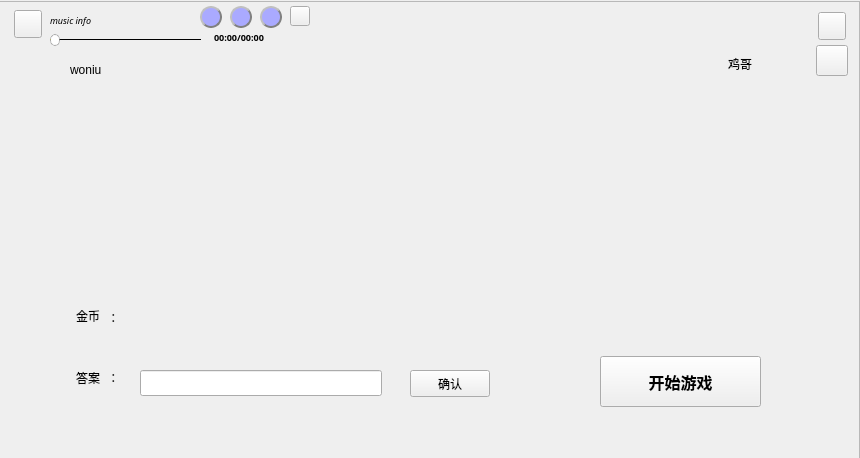
Before: the Qt Designer form 24_game/mainwindow.ui in zebin-zhong/QT_24_point_game, drawn with Qt 5.
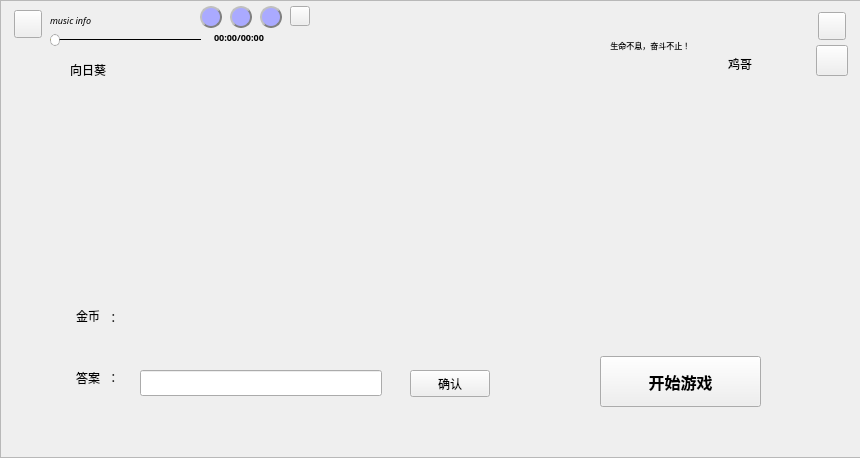
After: the same form once the commit is applied. Icons and pictures are not drawn.

What changed in the file:
```diff
--- a/24_game/mainwindow.ui
+++ b/24_game/mainwindow.ui
@@ -193,19 +193,6 @@
      <string>鸡哥</string>
     </property>
    </widget>
-   <widget class="QLabel" name="label_pea">
-    <property name="geometry">
-     <rect>
-      <x>80</x>
-      <y>20</y>
-      <width>72</width>
-      <height>72</height>
-     </rect>
-    </property>
-    <property name="text">
-     <string/>
-    </property>
-   </widget>
    <widget class="QPushButton" name="but_set">
     <property name="geometry">
      <rect>
@@ -355,7 +342,7 @@
      <string/>
     </property>
    </widget>
-   <widget class="QLabel" name="label_woniu">
+   <widget class="QLabel" name="label_flower">
     <property name="geometry">
      <rect>
       <x>70</x>
@@ -365,7 +352,7 @@
      </rect>
     </property>
     <property name="text">
-     <string>woniu</string>
+     <string>向日葵</string>
     </property>
    </widget>
    <widget class="QSlider" name="slider_music">
@@ -574,12 +561,36 @@
      <string notr="true">border-image: url(:/photo/music_file.png);</string>
     </property>
    </widget>
+   <widget class="QLabel" name="label_text">
+    <property name="geometry">
+     <rect>
+      <x>600</x>
+      <y>30</y>
+      <width>121</width>
+      <height>31</height>
+     </rect>
+    </property>
+    <property name="font">
+     <font>
+      <family>华文隶书</family>
+      <pointsize>6</pointsize>
+      <weight>50</weight>
+      <bold>false</bold>
+     </font>
+    </property>
+    <property name="styleSheet">
+     <string notr="true">border-image: url(:/photo/dialog_box.png);</string>
+    </property>
+    <property name="text">
+     <string>     生命不息，奋斗不止！</string>
+    </property>
+   </widget>
    <widget class="QFrame" name="frame">
     <property name="geometry">
      <rect>
-      <x>-2</x>
-      <y>1</y>
-      <width>862</width>
+      <x>0</x>
+      <y>0</y>
+      <width>861</width>
       <height>458</height>
      </rect>
     </property>
```
Left out of the diff: 32 changed lines with no effect on the pictures.
